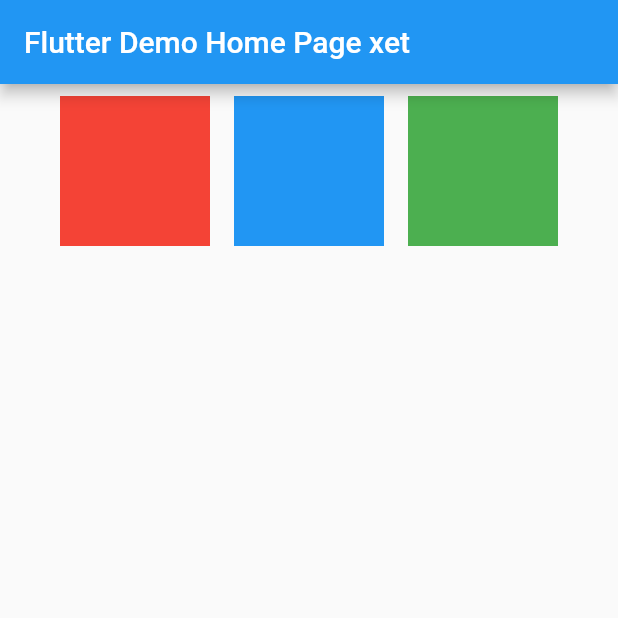
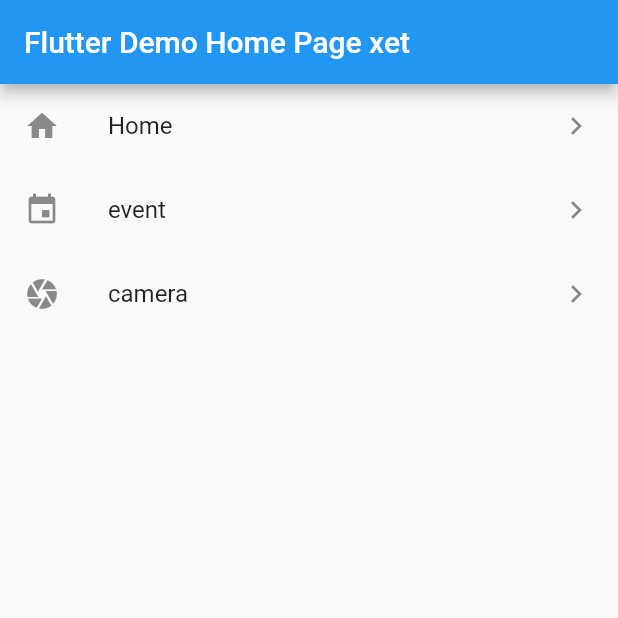
Before and after one commit to xersuy/init_flutter_proj, a Flutter app: the screen it shows after launch, on a phone screen of 412 x 824 dp, the top half of it. Run offline on Flutter 3.47's test engine with Material 2 defaults, Android fonts, the phone set to English and light mode, and no system bars.

Commit message:
Update .prettierrc, README.md, and main.dart

```diff
--- a/lib/main.dart
+++ b/lib/main.dart
@@ -18,36 +18,32 @@ class MyApp extends StatelessWidget {
 class MyHomePage extends StatelessWidget {
   @override
   Widget build(BuildContext context) {
+    final item = List.generate(100, (i) => i).toList();
     return Scaffold(
         appBar: AppBar(
           title: const Text('Flutter Demo Home Page xet'),
         ),
-        body: Row(
-          mainAxisSize: MainAxisSize.max,
-          mainAxisAlignment: MainAxisAlignment.center,
-          crossAxisAlignment: CrossAxisAlignment.center,
+        body: ListView(
+          scrollDirection: Axis.vertical,
           children: <Widget>[
-            Container(
-              color: Colors.red,
-              width: 100,
-              height: 100,
-              padding: const EdgeInsets.all(8.0),
-              margin: const EdgeInsets.all(8.0),
+            ListTile(
+              leading: const Icon(Icons.home),
+              title: const Text('Home'),
+              trailing: const Icon(Icons.navigate_next),
+              onTap: () {},
             ),
-            Container(
-              color: Colors.blue,
-              width: 100,
-              height: 100,
-              padding: const EdgeInsets.all(8.0),
-              margin: const EdgeInsets.all(8.0),
+            ListTile(
+              leading: const Icon(Icons.event),
+              title: const Text('event'),
+              trailing: const Icon(Icons.navigate_next),
+              onTap: () {},
             ),
-            Container(
-              color: Colors.green,
-              width: 100,
-              height: 100,
-              padding: const EdgeInsets.all(8.0),
-              margin: const EdgeInsets.all(8.0),
-            ),
+            ListTile(
+              leading: const Icon(Icons.camera),
+              title: const Text('camera'),
+              trailing: const Icon(Icons.navigate_next),
+              onTap: () {},
+            )
           ],
         ));
   }
```
Also changed, not shown: 2 other files.
